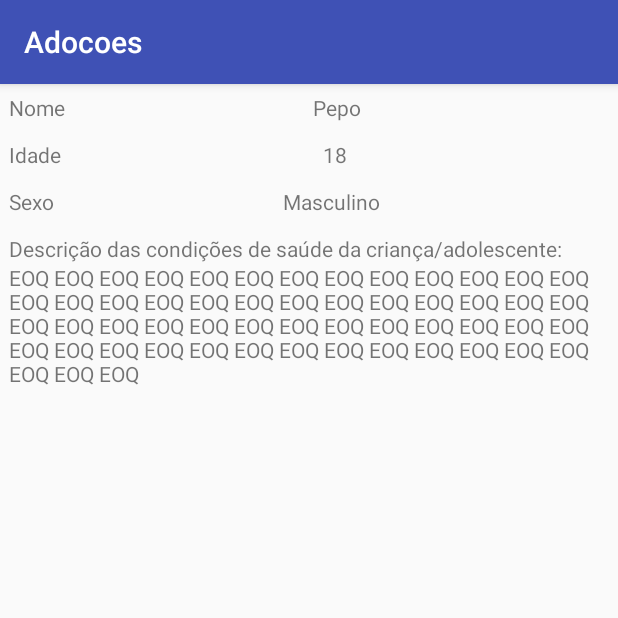
After one commit to grupodobaralho/adocoes-android, an Android app: the fragment CommonMenorInformationFragment shown on its own in the app's theme, on a phone screen of 412 x 824 dp, the top half of it. The commit adds this screen. Run offline under Robolectric (Android 15) with nearby library versions, the phone set to English and light mode, and no system bars.

Commit message:
Creating fragment to display common child information. Currently having problems with Bundle in fragment and a crash when trying to add the fragment to the activity,

```diff
--- /dev/null
+++ b/app/src/main/java/br/pucrs/ages/adocoes/MenorDetails/CommonMenorInformationFragment.java
@@ -0,0 +1,59 @@
+package br.pucrs.ages.adocoes.MenorDetails;
+
+
+import android.os.Bundle;
+import android.support.annotation.Nullable;
+import android.support.v4.app.Fragment;
+import android.view.LayoutInflater;
+import android.view.View;
+import android.view.ViewGroup;
+import android.widget.TextView;
+
+import br.pucrs.ages.adocoes.Model.Menor;
+import br.pucrs.ages.adocoes.R;
+
+/**
+ * Created by Matheus on 03/09/2017.
+ */
+public class CommonMenorInformationFragment extends Fragment {
+    private static final String ARGUMENT_NAME = "nome";
+    private static final String ARGUMENT_GENDER = "sexo";
+    private static final String ARGUMENT_AGE = "idade";
+    private static final String ARGUMENT_HEALTH = "saude";
+
+//    public static CommonMenorInformationFragment newInstance(Menor menor) {
+//        final Bundle args = new Bundle();
+//        args.putString(ARGUMENT_NAME, menor.getNome());
+//        // PEGAR SEXO
+//        // PEGAR IDADE
+//        // PEGAR ESTADO DE SAUDE
+//        final CommonMenorInformationFragment fragment = new CommonMenorInformationFragment();
+//        fragment.setArguments(args);
+//        return fragment;
+//    }
+
+    public static CommonMenorInformationFragment newInstance() {
+        return new CommonMenorInformationFragment();
+    }
+
+    @Nullable
+    @Override
+    public View onCreateView(LayoutInflater inflater, ViewGroup container, Bundle savedInstanceState) {
+        final View view = inflater.inflate(R.layout.fragment_common_menor_information, container, false);
+        final TextView nameTextView = (TextView) view.findViewById(R.id.nome_text_view);
+        final TextView ageTextView = (TextView) view.findViewById(R.id.idade_text_view);
+        final TextView genderTextView = (TextView) view.findViewById(R.id.sexo_text_view);
+        final TextView healthTextView = (TextView) view.findViewById(R.id.saude_text_view);
+
+//        final Bundle args = getArguments();
+//        nameTextView.setText(args.getString(ARGUMENT_NAME));
+        // TODO: Descomentar as linhas acima quando arrumar o problema de usar o Bundle pra carregar as informacoes no fragment crashar o app
+        nameTextView.setText("Pepo");
+        ageTextView.setText("18");
+        genderTextView.setText("Masculino");
+        healthTextView.setText("EOQ EOQ EOQ EOQ EOQ EOQ EOQ EOQ EOQ EOQ EOQ EOQ EOQ EOQ EOQ EOQ EOQ EOQ EOQ EOQ EOQ EOQ EOQ EOQ EOQ EOQ EOQ EOQ EOQ EOQ EOQ EOQ EOQ EOQ EOQ EOQ EOQ EOQ EOQ EOQ EOQ EOQ EOQ EOQ EOQ EOQ EOQ EOQ EOQ EOQ EOQ EOQ EOQ EOQ EOQ ");
+
+        return view;
+    }
+
+}
--- a/app/src/main/java/br/pucrs/ages/adocoes/MenorDetails/MenorDetailsActivity.java
+++ b/app/src/main/java/br/pucrs/ages/adocoes/MenorDetails/MenorDetailsActivity.java
@@ -1,9 +1,15 @@
 package br.pucrs.ages.adocoes.MenorDetails;
 
 import android.support.v7.app.AppCompatActivity;
+import android.support.v4.app.Fragment;
 import android.os.Bundle;
 
+import br.pucrs.ages.adocoes.Model.Menor;
 import br.pucrs.ages.adocoes.R;
+
+/**
+ * Created by Matheus on 03/09/2017.
+ */
 
 public class MenorDetailsActivity extends AppCompatActivity {
 
@@ -12,9 +18,12 @@ public class MenorDetailsActivity extends AppCompatActivity {
         super.onCreate(savedInstanceState);
         setContentView(R.layout.activity_menor_details);
 
+        // TODO: Receber menor de um intent e passar para os fragments
+
         if (savedInstanceState == null) {
             getSupportFragmentManager()
                     .beginTransaction()
+                    .add(R.id.common_information_layout, CommonMenorInformationFragment.newInstance(), "CommonInformation")
                     .add(R.id.menor_details_layout, ParentesListFragment.newInstance(), "ParentesList")
                     .commit();
         }
--- a/app/src/main/java/br/pucrs/ages/adocoes/MenorDetails/ParentesListFragment.java
+++ b/app/src/main/java/br/pucrs/ages/adocoes/MenorDetails/ParentesListFragment.java
@@ -26,6 +26,7 @@ public class ParentesListFragment extends Fragment {
 
     private ArrayList<Menor> mMenores;
 
+    // TODO: Criar versão do método abaixo que use um Bundle para setar mMenores no fragment
 
     public static ParentesListFragment newInstance() { return new ParentesListFragment(); }
 
--- /dev/null
+++ b/app/src/main/res/layout/fragment_common_menor_information.xml
@@ -0,0 +1,97 @@
+<LinearLayout android:id="@+id/common_information_layout"
+    xmlns:android="http://schemas.android.com/apk/res/android"
+    xmlns:tools="http://schemas.android.com/tools"
+    android:orientation="vertical"
+    android:layout_width="wrap_content"
+    android:layout_height="wrap_content"
+    tools:context="br.pucrs.ages.adocoes.MenorDetails.CommonMenorInformationFragment">
+
+    <LinearLayout
+        android:layout_width="match_parent"
+        android:layout_height="wrap_content"
+        android:orientation="horizontal"
+        android:padding="6dp">
+
+        <TextView
+            android:id="@+id/text_view3"
+            android:layout_width="wrap_content"
+            android:layout_height="wrap_content"
+            android:layout_weight="1"
+            android:text="Nome" />
+
+        <TextView
+            android:id="@+id/nome_text_view"
+            android:layout_width="wrap_content"
+            android:layout_height="wrap_content"
+            android:layout_weight="1"
+            android:text="" />
+
+    </LinearLayout>
+
+    <LinearLayout
+        android:layout_width="match_parent"
+        android:layout_height="wrap_content"
+        android:orientation="horizontal"
+        android:padding="6dp">
+
+        <TextView
+            android:id="@+id/text_view5"
+            android:layout_width="wrap_content"
+            android:layout_height="wrap_content"
+            android:layout_weight="1"
+            android:text="Idade" />
+
+        <TextView
+            android:id="@+id/idade_text_view"
+            android:layout_width="wrap_content"
+            android:layout_height="wrap_content"
+            android:layout_weight="1"
+            android:text="" />
+
+    </LinearLayout>
+
+    <LinearLayout
+        android:layout_width="match_parent"
+        android:layout_height="wrap_content"
+        android:orientation="horizontal"
+        android:padding="6dp">
+
+        <TextView
+            android:id="@+id/text_view7"
+            android:layout_width="wrap_content"
+            android:layout_height="wrap_content"
+            android:layout_weight="1"
+            android:text="Sexo" />
+
+        <TextView
+            android:id="@+id/sexo_text_view"
+            android:layout_width="wrap_content"
+            android:layout_height="wrap_content"
+            android:layout_weight="1"
+            android:text="" />
+
+    </LinearLayout>
+
+    <LinearLayout
+        android:layout_width="match_parent"
+        android:layout_height="wrap_content"
+        android:orientation="vertical"
+        android:padding="6dp">
+
+        <TextView
+            android:id="@+id/text_view11"
+            android:layout_width="wrap_content"
+            android:layout_height="wrap_content"
+            android:layout_weight="1"
+            android:text="Descrição das condições de saúde da criança/adolescente:" />
+
+        <TextView
+            android:id="@+id/saude_text_view"
+            android:layout_width="wrap_content"
+            android:layout_height="wrap_content"
+            android:layout_weight="1"
+            android:text="" />
+
+    </LinearLayout>
+
+</LinearLayout>
```
